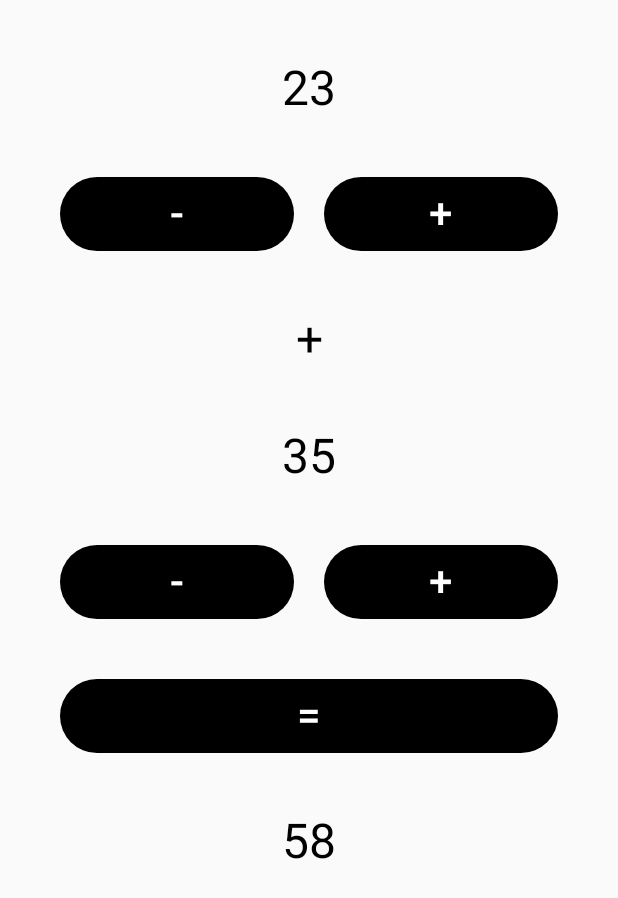
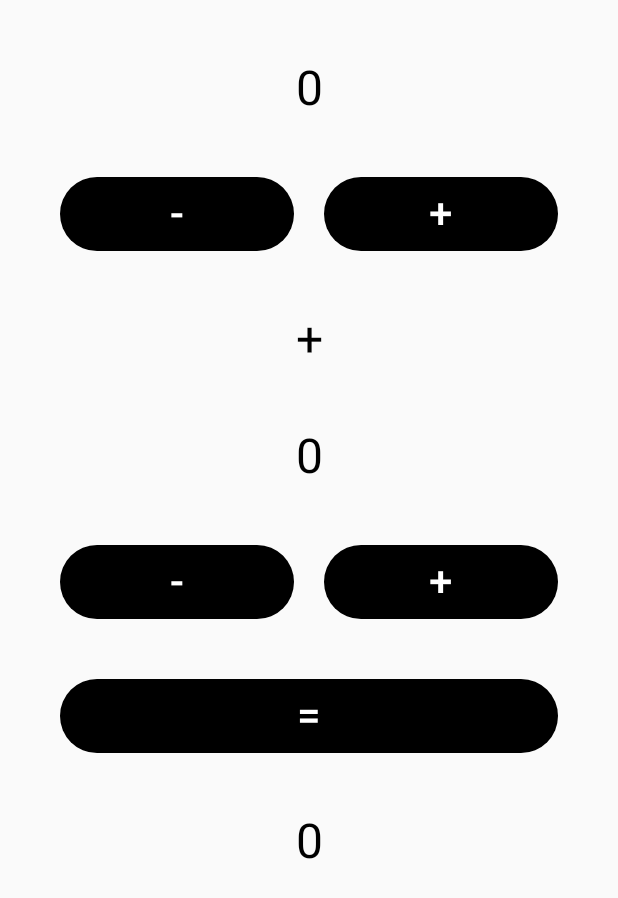
Before and after one commit to lumonces/Practice_Daniil, an Android app built with Jetpack Compose: the screen it shows after launch (MainActivity), on a phone screen of 412 x 824 dp. Shown: the top 898 px of the screen. Run offline under Robolectric (Android 15) with nearby library versions, the phone set to English and light mode, and no system bars.

Commit message:
Added ViewModel

```diff
--- a/app/build.gradle.kts
+++ b/app/build.gradle.kts
@@ -51,6 +51,7 @@ android {
 
 dependencies {
 
+    implementation(libs.androidx.lifecycle.viewmodel.compose)
     implementation(libs.androidx.core.ktx)
     implementation(libs.androidx.lifecycle.runtime.ktx)
     implementation(libs.androidx.activity.compose)
--- a/app/src/main/java/com/example/myapp/MainActivity.kt
+++ b/app/src/main/java/com/example/myapp/MainActivity.kt
@@ -25,6 +25,8 @@ import androidx.compose.ui.Modifier
 import androidx.compose.ui.graphics.Color
 import androidx.compose.ui.unit.dp
 import androidx.compose.ui.unit.sp
+import androidx.lifecycle.ViewModel
+import androidx.lifecycle.viewmodel.compose.viewModel
 
 class MainActivity : ComponentActivity() {
     override fun onCreate(savedInstanceState: Bundle?) {
@@ -35,12 +37,36 @@ class MainActivity : ComponentActivity() {
         }
     }
 }
+
+class ViewModeForContent : ViewModel() {
+    var stateFirstTerm by mutableIntStateOf(0)
+    var stateSecondTerm by mutableIntStateOf(0)
+    var stateResult by mutableIntStateOf(0)
+
+    fun increaseFirstTerm() {
+        stateFirstTerm++
+    }
+
+    fun reduceFirstTerm() {
+        stateFirstTerm--
+    }
+
+    fun increaseSecondTerm() {
+        stateSecondTerm++
+    }
+
+    fun reduceSecondTerm() {
+        stateSecondTerm--
+    }
+
+    fun calculateResult() {
+        stateResult = stateFirstTerm + stateSecondTerm
+    }
+
+}
+
 @Composable
-fun Content(modifier: Modifier) {
-    val stateFirstTerm = remember { mutableIntStateOf(23) }
-    val stateSecondTerm = remember { mutableIntStateOf(35) }
-    val stateResult = remember { mutableIntStateOf(stateFirstTerm.intValue + stateSecondTerm.intValue) }
-
+fun Content(vm: ViewModeForContent = viewModel() ,modifier: Modifier) {
     Column(
         modifier = modifier
             .fillMaxSize()
@@ -48,43 +74,33 @@ fun Content(modifier: Modifier) {
         verticalArrangement = Arrangement.spacedBy(40.dp),
         horizontalAlignment = Alignment.CenterHorizontally
     ) {
-        MyText(text = stateFirstTerm.intValue.toString())
+        MyText(text = vm.stateFirstTerm.toString())
 
         Row(
             modifier = Modifier.fillMaxWidth(),
             verticalAlignment = Alignment.CenterVertically,
             horizontalArrangement = Arrangement.spacedBy(20.dp)
         ) {
-            MyButton(text = "-", modifier = Modifier.weight(1.0f)) {
-                stateFirstTerm.intValue -= 1
-            }
-            MyButton(text = "+", modifier = Modifier.weight(1.0f)) {
-                stateFirstTerm.intValue += 1
-            }
+            MyButton(text = "-", modifier = Modifier.weight(1.0f)) { vm.reduceFirstTerm() }
+            MyButton(text = "+", modifier = Modifier.weight(1.0f)) { vm.increaseFirstTerm() }
         }
 
         MyText(text = "+")
 
-        MyText(text = stateSecondTerm.intValue.toString())
+        MyText(text = vm.stateSecondTerm.toString())
 
         Row(
             modifier = Modifier.fillMaxWidth(),
             verticalAlignment = Alignment.CenterVertically,
             horizontalArrangement = Arrangement.spacedBy(20.dp)
         ) {
-            MyButton(text = "-", modifier = Modifier.weight(1.0f)) {
-                stateSecondTerm.intValue -= 1
-            }
-            MyButton(text = "+", modifier = Modifier.weight(1.0f)) {
-                stateSecondTerm.intValue += 1
-            }
+            MyButton(text = "-", modifier = Modifier.weight(1.0f)) { vm.reduceSecondTerm() }
+            MyButton(text = "+", modifier = Modifier.weight(1.0f)) { vm.increaseSecondTerm() }
         }
 
-        MyButton(text = "=", modifier = Modifier.fillMaxWidth()) {
-            stateResult.intValue = stateFirstTerm.intValue + stateSecondTerm.intValue
-        }
+        MyButton(text = "=", modifier = Modifier.fillMaxWidth()) { vm.calculateResult() }
 
-        MyText(text = stateResult.intValue.toString())
+        MyText(text = vm.stateResult.toString())
     }
 }
 @Composable
--- a/gradle/libs.versions.toml
+++ b/gradle/libs.versions.toml
@@ -24,6 +24,7 @@ androidx-ui-tooling-preview = { group = "androidx.compose.ui", name = "ui-toolin
 androidx-ui-test-manifest = { group = "androidx.compose.ui", name = "ui-test-manifest" }
 androidx-ui-test-junit4 = { group = "androidx.compose.ui", name = "ui-test-junit4" }
 androidx-material3 = { group = "androidx.compose.material3", name = "material3" }
+androidx-lifecycle-viewmodel-compose = { module = "androidx.lifecycle:lifecycle-viewmodel-compose", version.ref = "lifecycleRuntimeKtx" }
 
 [plugins]
 android-application = { id = "com.android.application", version.ref = "agp" }
```
